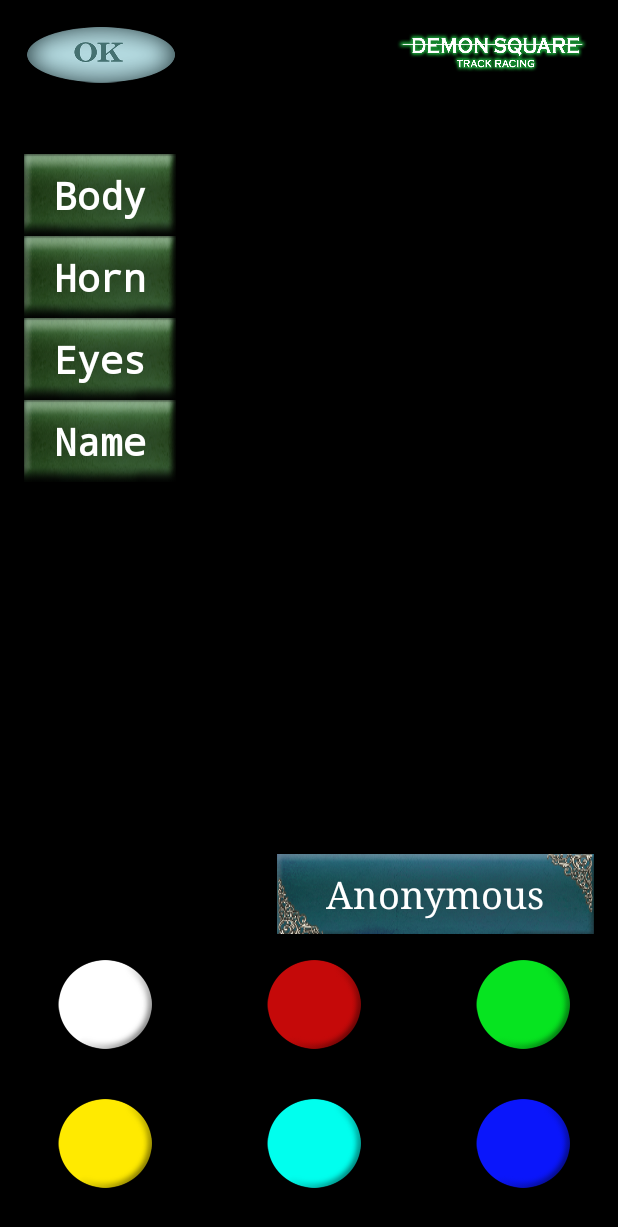
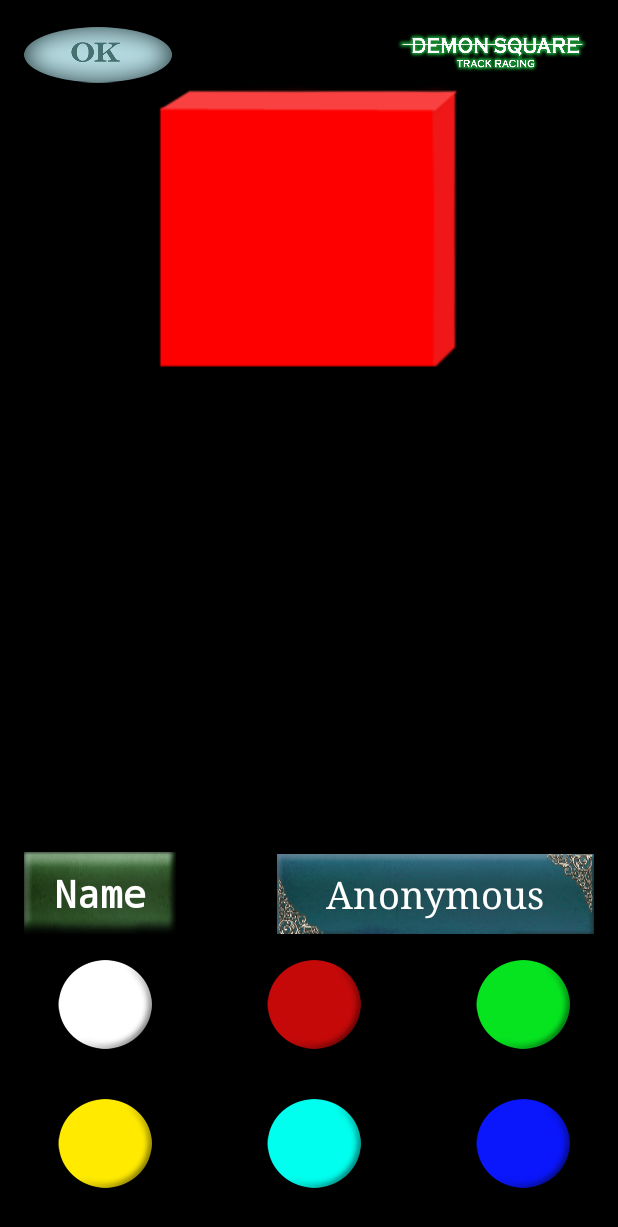
Before and after one commit to Merinoe/demon-square-track-racing, an Android app: the CharacterCreation screen opened directly, with no data from a screen before it, on a phone screen of 412 x 824 dp. Shown: the top 1227 px of the screen. Run offline under Robolectric (Android 15) with nearby library versions, the phone set to English and light mode, and no system bars.

Commit message:
customize square color

```diff
--- a/app/src/main/java/com/computer/team8/DSTR/graphics/DSTRSurfaceView.java
+++ b/app/src/main/java/com/computer/team8/DSTR/graphics/DSTRSurfaceView.java
@@ -19,7 +19,7 @@ public class DSTRSurfaceView extends GLSurfaceView {
         // Create an OpenGL ES 2.0 context
         setEGLContextClientVersion(2);
 
-        glRenderer = new DSTRRenderer();
+        glRenderer = new DSTRRenderer(context);
 
         // Set the Renderer for drawing on the GLSurfaceView
         setRenderer(glRenderer);
--- a/app/src/main/java/com/computer/team8/DSTR/graphics/service/ColourManager.java
+++ b/app/src/main/java/com/computer/team8/DSTR/graphics/service/ColourManager.java
@@ -19,6 +19,11 @@ public class ColourManager {
         colours.put("grey 4", new Vec4(0.4f, 0.4f, 0.4f, 1.0f));
         colours.put("grey 5", new Vec4(0.5f, 0.5f, 0.5f, 1.0f));
         colours.put("dirt", new Vec4(0.75f, 0.5f, 0.5f, 1.0f));
+        colours.put("white", new Vec4(1.0f,1.0f,1.0f,1.0f));
+        colours.put("green", new Vec4(0.0f,1.0f,0.0f,1.0f));
+        colours.put("yellow", new Vec4(1.0f,1.0f,0.0f,1.0f));
+        colours.put("blue", new Vec4(0.0f,0.0f,1.0f,1.0f));
+        colours.put("aqua", new Vec4(0.2f, 1.0f, 1.0f, 1.0f));
     }
 
     public static ColourManager getInstance() {
--- a/app/src/main/res/layout/activity_character_creation.xml
+++ b/app/src/main/res/layout/activity_character_creation.xml
@@ -22,54 +22,13 @@
         android:layout_toRightOf="@+id/buttonRed"
         android:layout_toEndOf="@+id/buttonRed" />
 
-    <Button
-        android:id="@+id/buttonBody"
+    <ImageView
         android:layout_width="wrap_content"
         android:layout_height="wrap_content"
-        android:padding="10dp"
-        android:background="@drawable/greenbutton_small"
-        android:text="Body"
-        android:textColor="#ffffff"
-        android:textSize="25dp"
-        android:textStyle="bold"
-        android:typeface="monospace"
-        android:onClick="changeBody"
-        android:layout_below="@+id/buttonOk"
-        android:layout_alignLeft="@+id/buttonHorns"
-        android:layout_alignStart="@+id/buttonHorns"
-        android:layout_marginTop="45dp" />
-
-    <Button
-        android:id="@+id/buttonHorns"
-        android:layout_width="wrap_content"
-        android:layout_height="wrap_content"
-        android:padding="10dp"
-        android:background="@drawable/greenbutton_small"
-        android:text="Horn"
-        android:textColor="#ffffff"
-        android:textSize="25dp"
-        android:textStyle="bold"
-        android:typeface="monospace"
-        android:layout_below="@+id/buttonBody"
-        android:layout_alignParentLeft="true"
-        android:layout_alignParentStart="true"
-        android:onClick="changeHorns" />
-
-    <Button
-        android:id="@+id/buttonEyes"
-        android:layout_width="wrap_content"
-        android:layout_height="wrap_content"
-        android:padding="10dp"
-        android:background="@drawable/greenbutton_small"
-        android:text="Eyes"
-        android:textColor="#ffffff"
-        android:textSize="25dp"
-        android:textStyle="bold"
-        android:typeface="monospace"
-        android:layout_below="@+id/buttonHorns"
-        android:layout_alignRight="@+id/buttonHorns"
-        android:layout_alignEnd="@+id/buttonHorns"
-        android:onClick="changeEyes" />
+        android:id="@+id/square"
+        android:background="@drawable/red_square"
+        android:layout_below="@+id/logo"
+        android:layout_centerHorizontal="true" />
 
     <ImageButton
         android:layout_width="wrap_content"
@@ -78,8 +37,6 @@
         android:src="@drawable/colorsmallest"
         android:background="@android:color/transparent"
         android:layout_above="@+id/buttonYellow"
-        android:layout_alignLeft="@+id/buttonEyes"
-        android:layout_alignStart="@+id/buttonEyes"
         android:onClick="selectWhite" />
 
     <ImageButton
@@ -156,10 +113,10 @@
         android:textSize="25dp"
         android:textStyle="bold"
         android:typeface="monospace"
-        android:layout_below="@+id/buttonEyes"
-        android:layout_alignLeft="@+id/buttonEyes"
-        android:layout_alignStart="@+id/buttonEyes"
-        android:onClick="changeName" />
+        android:onClick="changeName"
+        android:layout_above="@+id/buttonWhite"
+        android:layout_alignRight="@+id/buttonWhite"
+        android:layout_alignEnd="@+id/buttonWhite" />
 
     <ImageButton
         android:layout_width="wrap_content"
@@ -168,8 +125,6 @@
         android:src="@drawable/okbutton"
         android:background="@android:color/transparent"
         android:layout_alignParentTop="true"
-        android:layout_alignRight="@+id/buttonBody"
-        android:layout_alignEnd="@+id/buttonBody"
         android:onClick = "toMain"/>
 
     <TextView
@@ -177,14 +132,13 @@
         android:layout_height="wrap_content"
         android:id="@+id/txtName"
         android:background="@drawable/nameplate"
-        android:layout_above="@+id/buttonRed"
-        android:layout_alignParentRight="true"
-        android:layout_alignParentEnd="true"
         android:textColor="#ffffff"
         android:textAlignment="center"
         android:textSize="25sp"
-        android:layout_marginTop="2dp"
         android:typeface="serif"
-        android:padding="10dp" />
+        android:padding="10dp"
+        android:layout_above="@+id/buttonRed"
+        android:layout_alignParentRight="true"
+        android:layout_alignParentEnd="true" />
 
 </RelativeLayout>
```
Also changed, not shown: app/src/main/java/com/computer/team8/DSTR/CharacterCreation.java (+176 -0 lines), app/src/main/java/com/computer/team8/DSTR/graphics/DSTRRenderer.java (+8 -2 lines), app/src/main/java/com/computer/team8/DSTR/graphics/element/Demon.java (+14 -0 lines), app/src/main/java/com/computer/team8/DSTR/projectui/Preferences.java (+37 -0 lines).
